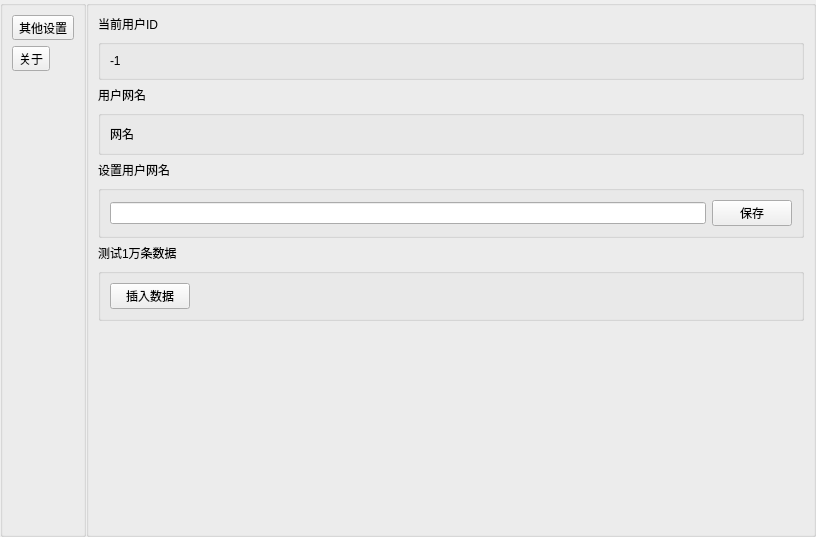
First picture: the form in ui/components/SettingsPage/settingspage.ui, repository Sakurakouji-Saika/MyQtClient, before the edit.
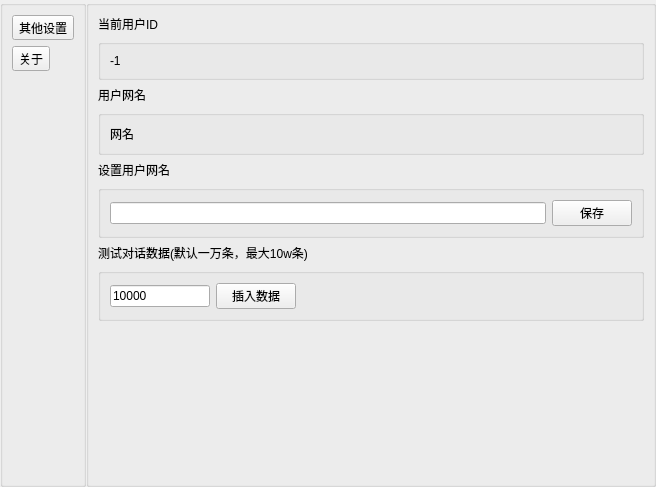
Second picture: the form after the edit.

Patch:
```diff
--- a/ui/components/SettingsPage/settingspage.ui
+++ b/ui/components/SettingsPage/settingspage.ui
@@ -6,8 +6,8 @@
    <rect>
     <x>0</x>
     <y>0</y>
-    <width>816</width>
-    <height>537</height>
+    <width>656</width>
+    <height>487</height>
    </rect>
   </property>
   <property name="windowTitle">
@@ -152,7 +152,7 @@
       <item>
        <widget class="QLabel" name="label_3">
         <property name="text">
-         <string>测试1万条数据</string>
+         <string>测试对话数据(默认一万条，最大10w条)</string>
         </property>
        </widget>
       </item>
@@ -162,6 +162,19 @@
          <string/>
         </property>
         <layout class="QHBoxLayout" name="horizontalLayout_5">
+         <item>
+          <widget class="QLineEdit" name="lineEdit_2">
+           <property name="minimumSize">
+            <size>
+             <width>100</width>
+             <height>0</height>
+            </size>
+           </property>
+           <property name="text">
+            <string>10000</string>
+           </property>
+          </widget>
+         </item>
          <item>
           <widget class="QPushButton" name="pushButton_2">
            <property name="text">
```
